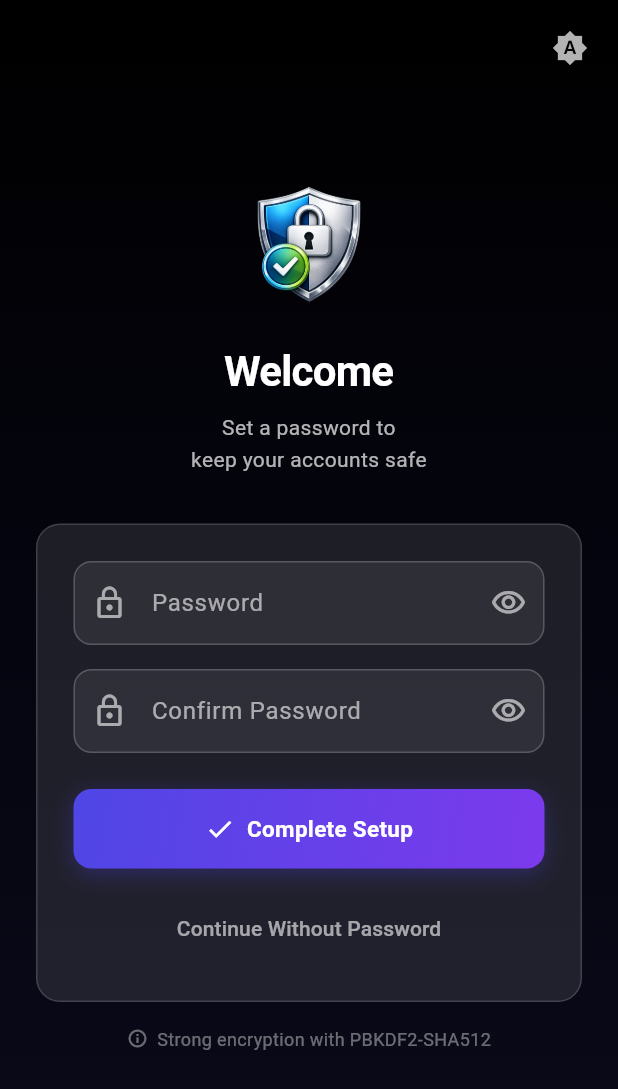
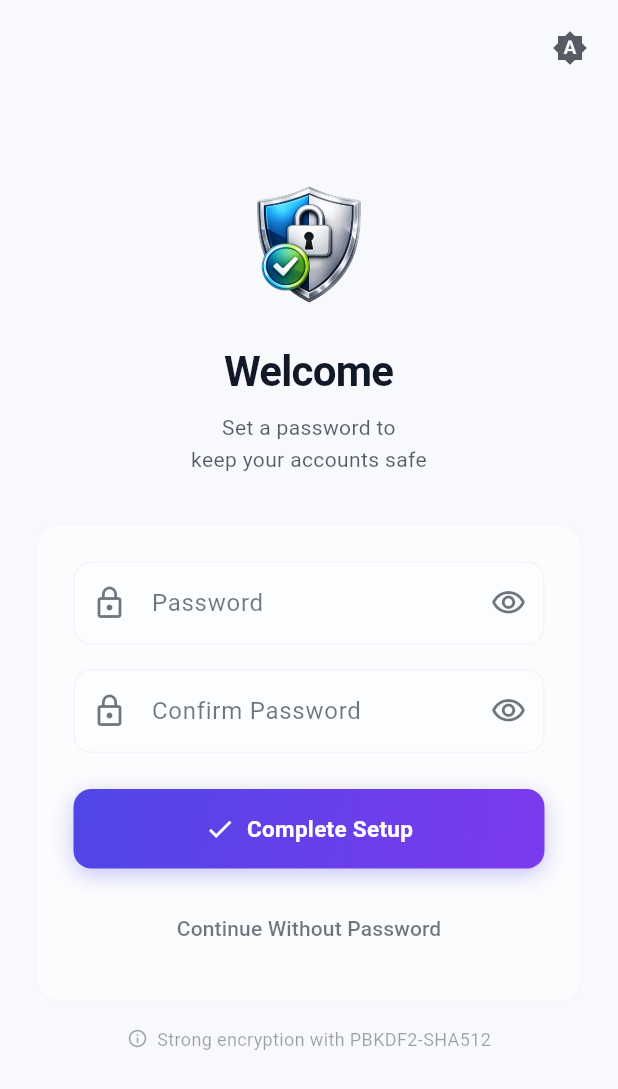
Before and after one commit to dikeckaan/SecureAuth, a Flutter app: the screen it shows after launch, on a phone screen of 412 x 824 dp. Shown: the top 1089 px of the screen. Run offline on Flutter 3.47's test engine with Material 3 defaults, Android fonts, the phone set to English and light mode, and no system bars; our stand-ins replace file_picker, flutter_secure_storage, hive, hive_flutter, local_auth, qr_flutter and 1 more; missing offline and left inert: base32, encrypt, mobile_scanner, otp; accounts and stored records are empty.

Commit message:
2026-02-21 15:00:14 | kaandikec@Kaans-Mac-mini.local

```diff
--- a/lib/screens/setup_screen.dart
+++ b/lib/screens/setup_screen.dart
@@ -180,12 +180,33 @@ class _SetupScreenState extends State<SetupScreen> {
   @override
   Widget build(BuildContext context) {
     final l10n = AppLocalizations.of(context)!;
+    final theme = Theme.of(context);
+    final isDark = theme.brightness == Brightness.dark;
     final strength = _getPasswordStrength(_passwordController.text);
     final strengthLabel = _getStrengthLabel(strength);
 
+    // Adaptive colours: dark modes keep the cinematic look, light uses theme.
+    final Color fg = isDark ? Colors.white : theme.colorScheme.onSurface;
+    final Color fgMuted = fg.withAlpha(179);
+    final Color fgHint = fg.withAlpha(153);
+    final Color fgSubtle = fg.withAlpha(128);
+    final Color fgFaint = fg.withAlpha(102);
+    final Color cardBg = isDark
+        ? Colors.white.withAlpha(26)
+        : theme.colorScheme.surfaceContainerHighest.withAlpha(120);
+    final Color cardBorder =
+        isDark ? Colors.white.withAlpha(38) : theme.colorScheme.outline.withAlpha(60);
+    final Color fieldFill =
+        isDark ? Colors.white.withAlpha(18) : theme.colorScheme.surfaceContainerHighest.withAlpha(80);
+    final Color fieldBorder =
+        isDark ? Colors.white.withAlpha(51) : theme.colorScheme.outline.withAlpha(100);
+    final Color fieldFocusBorder = isDark ? Colors.white : theme.colorScheme.primary;
+
     return Scaffold(
       body: Container(
-        decoration: const BoxDecoration(gradient: AppColors.authGradient),
+        decoration: isDark
+            ? const BoxDecoration(gradient: AppColors.authGradient)
+            : BoxDecoration(color: theme.scaffoldBackgroundColor),
         child: SafeArea(
           child: Stack(
             children: [
@@ -195,7 +216,7 @@ class _SetupScreenState extends State<SetupScreen> {
                 right: AppConstants.paddingSM,
                 child: IconButton(
                   onPressed: _cycleTheme,
-                  icon: Icon(_themeIcon(), color: Colors.white.withAlpha(179)),
+                  icon: Icon(_themeIcon(), color: fgMuted),
                   tooltip: l10n.themeMode,
                 ),
               ),
@@ -220,8 +241,8 @@ class _SetupScreenState extends State<SetupScreen> {
                   const SizedBox(height: AppConstants.paddingLG),
                   Text(
                     l10n.welcome,
-                    style: const TextStyle(
-                      color: Colors.white,
+                    style: TextStyle(
+                      color: fg,
                       fontSize: 28,
                       fontWeight: FontWeight.w700,
                       letterSpacing: -0.5,
@@ -231,7 +252,7 @@ class _SetupScreenState extends State<SetupScreen> {
                   Text(
                     l10n.setupSubtitle,
                     style: TextStyle(
-                      color: Colors.white.withAlpha(179),
+                      color: fgMuted,
                       fontSize: 14,
                       height: 1.5,
                     ),
@@ -242,12 +263,10 @@ class _SetupScreenState extends State<SetupScreen> {
                   Container(
                     padding: const EdgeInsets.all(AppConstants.paddingLG),
                     decoration: BoxDecoration(
-                      color: Colors.white.withAlpha(26),
+                      color: cardBg,
                       borderRadius:
                           BorderRadius.circular(AppConstants.radiusLG),
-                      border: Border.all(
-                        color: Colors.white.withAlpha(38),
-                      ),
+                      border: Border.all(color: cardBorder),
                     ),
                     child: Column(
                       crossAxisAlignment: CrossAxisAlignment.stretch,
@@ -257,36 +276,33 @@ class _SetupScreenState extends State<SetupScreen> {
                           controller: _passwordController,
                           obscureText: _obscurePassword,
                           onChanged: (_) => setState(() {}),
-                          style: const TextStyle(color: Colors.white),
+                          style: TextStyle(color: fg),
                           decoration: InputDecoration(
                             labelText: l10n.password,
-                            labelStyle: TextStyle(
-                                color: Colors.white.withAlpha(153)),
-                            prefixIcon: Icon(Icons.lock_outline,
-                                color: Colors.white.withAlpha(153)),
+                            labelStyle: TextStyle(color: fgHint),
+                            prefixIcon: Icon(Icons.lock_outline, color: fgHint),
                             suffixIcon: IconButton(
                               icon: Icon(
                                 _obscurePassword
                                     ? Icons.visibility_outlined
                                     : Icons.visibility_off_outlined,
-                                color: Colors.white.withAlpha(153),
+                                color: fgHint,
                               ),
                               onPressed: () => setState(
                                   () => _obscurePassword = !_obscurePassword),
                             ),
                             filled: true,
-                            fillColor: Colors.white.withAlpha(18),
+                            fillColor: fieldFill,
                             enabledBorder: OutlineInputBorder(
                               borderRadius: BorderRadius.circular(
                                   AppConstants.radiusMD),
-                              borderSide: BorderSide(
-                                  color: Colors.white.withAlpha(51)),
+                              borderSide: BorderSide(color: fieldBorder),
                             ),
                             focusedBorder: OutlineInputBorder(
                               borderRadius: BorderRadius.circular(
                                   AppConstants.radiusMD),
-                              borderSide: const BorderSide(
-                                  color: Colors.white, width: 2),
+                              borderSide: BorderSide(
+                                  color: fieldFocusBorder, width: 2),
                             ),
                           ),
                         ),
@@ -297,7 +313,7 @@ class _SetupScreenState extends State<SetupScreen> {
                             borderRadius: BorderRadius.circular(4),
                             child: LinearProgressIndicator(
                               value: strength,
-                              backgroundColor: Colors.white.withAlpha(26),
+                              backgroundColor: fg.withAlpha(26),
                               valueColor: AlwaysStoppedAnimation(
                                   _getStrengthColor(strength)),
                               minHeight: 4,
@@ -318,36 +334,33 @@ class _SetupScreenState extends State<SetupScreen> {
                         TextField(
                           controller: _confirmPasswordController,
                           obscureText: _obscureConfirm,
-                          style: const TextStyle(color: Colors.white),
+                          style: TextStyle(color: fg),
                           decoration: InputDecoration(
                             labelText: l10n.confirmPassword,
-                            labelStyle: TextStyle(
-                                color: Colors.white.withAlpha(153)),
-                            prefixIcon: Icon(Icons.lock_outline,
-                                color: Colors.white.withAlpha(153)),
+                            labelStyle: TextStyle(color: fgHint),
+                            prefixIcon: Icon(Icons.lock_outline, color: fgHint),
                             suffixIcon: IconButton(
                               icon: Icon(
                                 _obscureConfirm
                                     ? Icons.visibility_outlined
                                     : Icons.visibility_off_outlined,
-                                color: Colors.white.withAlpha(153),
+                                color: fgHint,
                               ),
                               onPressed: () => setState(
                                   () => _obscureConfirm = !_obscureConfirm),
                             ),
                             filled: true,
-                            fillColor: Colors.white.withAlpha(18),
+                            fillColor: fieldFill,
                             enabledBorder: OutlineInputBorder(
                               borderRadius: BorderRadius.circular(
                                   AppConstants.radiusMD),
-                              borderSide: BorderSide(
-                                  color: Colors.white.withAlpha(51)),
+                              borderSide: BorderSide(color: fieldBorder),
                             ),
                             focusedBorder: OutlineInputBorder(
                               borderRadius: BorderRadius.circular(
                                   AppConstants.radiusMD),
-                              borderSide: const BorderSide(
-                                  color: Colors.white, width: 2),
+                              borderSide: BorderSide(
+                                  color: fieldFocusBorder, width: 2),
                             ),
                           ),
                         ),
@@ -360,30 +373,27 @@ class _SetupScreenState extends State<SetupScreen> {
                               vertical: AppConstants.paddingSM,
                             ),
                             decoration: BoxDecoration(
-                              color: Colors.white.withAlpha(13),
+                              color: fg.withAlpha(13),
                               borderRadius: BorderRadius.circular(
                                   AppConstants.radiusMD),
-                              border: Border.all(
-                                  color: Colors.white.withAlpha(26)),
+                              border: Border.all(color: fg.withAlpha(26)),
                             ),
                             child: SwitchListTile(
                               title: Text(
                                 l10n.biometricAuth,
-                                style: const TextStyle(
-                                    color: Colors.white, fontSize: 14),
+                                style: TextStyle(color: fg, fontSize: 14),
                               ),
                               subtitle: Text(
                                 l10n.fingerprintOrFace,
                                 style: TextStyle(
-                                  color: Colors.white.withAlpha(128),
+                                  color: fgSubtle,
                                   fontSize: 12,
                                 ),
                               ),
                               value: _useBiometric,
                               onChanged: (value) =>
                                   setState(() => _useBiometric = value),
-                              secondary: Icon(Icons.fingerprint,
-                                  color: Colors.white.withAlpha(179)),
+                              secondary: Icon(Icons.fingerprint, color: fgMuted),
                               contentPadding: EdgeInsets.zero,
                             ),
                           ),
@@ -403,7 +413,7 @@ class _SetupScreenState extends State<SetupScreen> {
                           child: Text(
                             l10n.continueWithoutPassword,
                             style: TextStyle(
-                              color: Colors.white.withAlpha(153),
+                              color: fgHint,
                               fontWeight: FontWeight.w500,
                             ),
                           ),
@@ -415,13 +425,12 @@ class _SetupScreenState extends State<SetupScreen> {
                   Row(
                     mainAxisAlignment: MainAxisAlignment.center,
                     children: [
-                      Icon(Icons.info_outline,
-                          size: 14, color: Colors.white.withAlpha(102)),
+                      Icon(Icons.info_outline, size: 14, color: fgFaint),
                       const SizedBox(width: 6),
                       Text(
                         l10n.strongEncryption,
                         style: TextStyle(
-                          color: Colors.white.withAlpha(102),
+                          color: fgFaint,
                           fontSize: 12,
                         ),
                       ),
```
